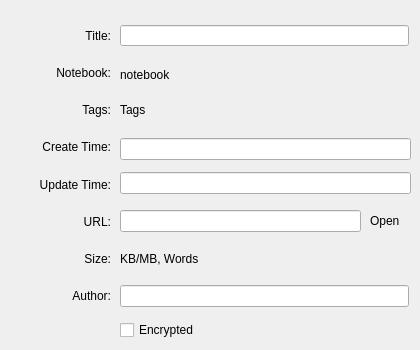
Old version of the form src/ui/wiznoteinfoform.ui in the repository WizTeam/WizQTClient.
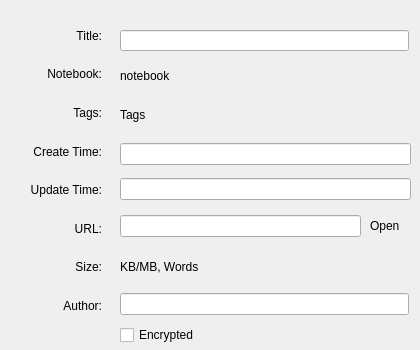
New version of the form.

Commit message:
fix qt5 background drawing issue of info window
still need more work on it.

Diff of the .ui file:
```diff
--- a/src/ui/wiznoteinfoform.ui
+++ b/src/ui/wiznoteinfoform.ui
@@ -13,27 +13,20 @@
   <property name="windowTitle">
    <string>Form</string>
   </property>
-  <widget class="QWidget" name="widget" native="true">
+  <widget class="QFrame" name="frame">
    <property name="geometry">
     <rect>
      <x>0</x>
-     <y>0</y>
+     <y>10</y>
      <width>111</width>
-     <height>351</height>
+     <height>321</height>
     </rect>
    </property>
    <property name="autoFillBackground">
-    <bool>true</bool>
+    <bool>false</bool>
    </property>
-   <widget class="QWidget" name="verticalLayoutWidget">
-    <property name="geometry">
-     <rect>
-      <x>0</x>
-      <y>20</y>
-      <width>111</width>
-      <height>291</height>
-     </rect>
-    </property>
+   <layout class="QVBoxLayout" name="verticalLayout">
+    <item>
     <layout class="QVBoxLayout" name="verticalLayout_5">
      <item>
       <widget class="QLabel" name="label">
@@ -125,13 +118,14 @@
       </widget>
      </item>
     </layout>
-   </widget>
+    </item>
+   </layout>
   </widget>
   <widget class="QCheckBox" name="checkEncrypted">
    <property name="geometry">
     <rect>
      <x>120</x>
-     <y>320</y>
+     <y>325</y>
      <width>291</width>
      <height>20</height>
     </rect>
@@ -144,7 +138,7 @@
    <property name="geometry">
     <rect>
      <x>120</x>
-     <y>25</y>
+     <y>30</y>
      <width>289</width>
      <height>21</height>
     </rect>
@@ -160,7 +154,7 @@
    <property name="geometry">
     <rect>
      <x>120</x>
-     <y>100</y>
+     <y>105</y>
      <width>289</width>
      <height>20</height>
     </rect>
@@ -173,7 +167,7 @@
    <property name="geometry">
     <rect>
      <x>120</x>
-     <y>248</y>
+     <y>256</y>
      <width>285</width>
      <height>21</height>
     </rect>
@@ -186,7 +180,7 @@
    <property name="geometry">
     <rect>
      <x>120</x>
-     <y>285</y>
+     <y>293</y>
      <width>289</width>
      <height>22</height>
     </rect>
@@ -196,7 +190,7 @@
    <property name="geometry">
     <rect>
      <x>120</x>
-     <y>210</y>
+     <y>215</y>
      <width>241</width>
      <height>22</height>
     </rect>
@@ -206,7 +200,7 @@
    <property name="geometry">
     <rect>
      <x>370</x>
-     <y>210</y>
+     <y>215</y>
      <width>41</width>
      <height>21</height>
     </rect>
@@ -231,7 +225,7 @@
    <property name="geometry">
     <rect>
      <x>120</x>
-     <y>172</y>
+     <y>178</y>
      <width>291</width>
      <height>22</height>
     </rect>
@@ -241,7 +235,7 @@
    <property name="geometry">
     <rect>
      <x>120</x>
-     <y>64</y>
+     <y>65</y>
      <width>291</width>
      <height>21</height>
     </rect>
@@ -254,7 +248,7 @@
    <property name="geometry">
     <rect>
      <x>120</x>
-     <y>138</y>
+     <y>143</y>
      <width>291</width>
      <height>22</height>
     </rect>
```
Lines whose indentation alone changed are shown as unchanged. The commit also changes 3 other files.
